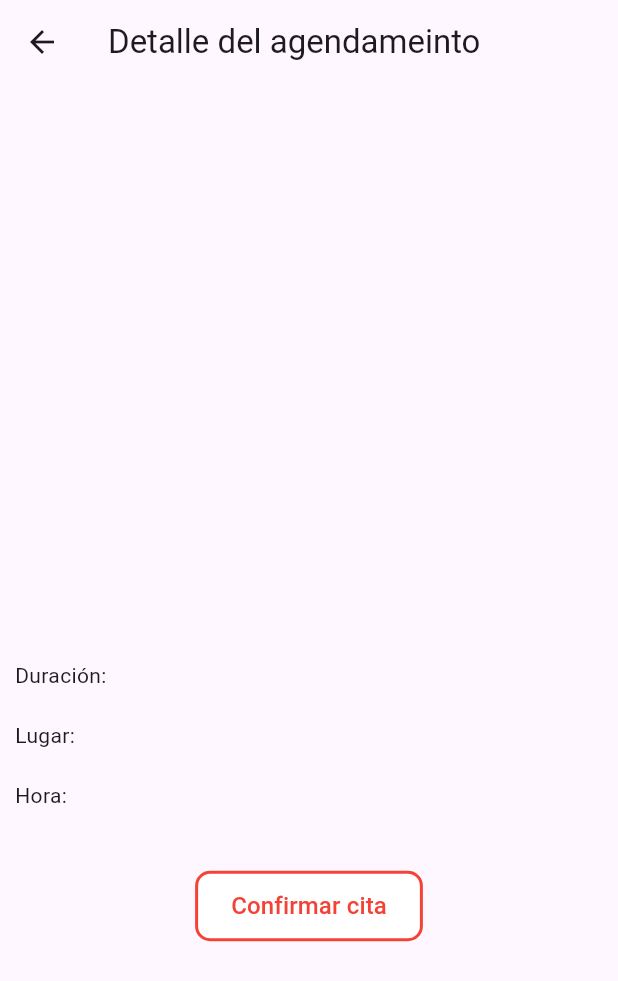
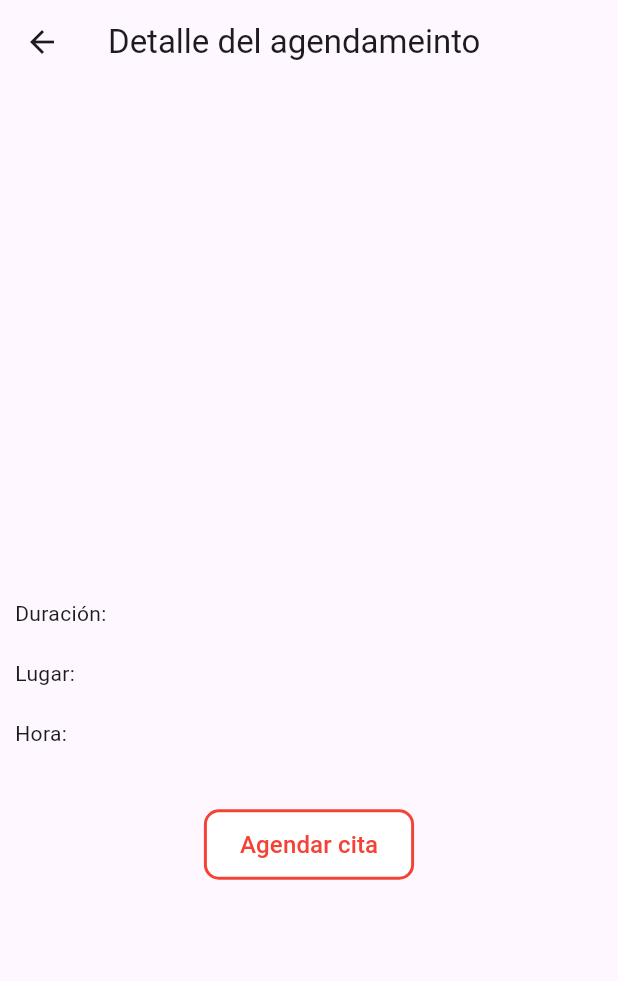
Before and after one commit to judagonsa/ekilibra_spa, a Flutter app: the DetailQuote screen opened directly with empty values, on a phone screen of 412 x 824 dp. Shown: the top 981 px of the screen. Run offline on Flutter 3.47's test engine with Material 3 defaults, Android fonts, the phone set to English and light mode, and no system bars; drawn by our look-alikes of card_swiper; our stand-ins replace dartz, flutter_bloc, freezed_annotation, get_it, go_router, image_picker and 1 more; accounts and stored records are empty; network calls fail.

Commit message:
Open detail quote from home

```diff
--- a/lib/app/pages/DetailQuote/pages/detail_quote.dart
+++ b/lib/app/pages/DetailQuote/pages/detail_quote.dart
@@ -3,6 +3,7 @@ import 'package:ekilibra_spa/app/config/helpers/button_helpers.dart';
 import 'package:ekilibra_spa/app/config/helpers/popup_helpers.dart';
 import 'package:ekilibra_spa/app/config/helpers/texts.dart';
 import 'package:ekilibra_spa/app/config/service_locator/service_locator.dart';
+import 'package:ekilibra_spa/app/pages/home/model_service/service.dart';
 import 'package:ekilibra_spa/app/pages/home/pages/home_page.dart';
 import 'package:ekilibra_spa/app/pages/quote/bloc/quote_bloc.dart';
 import 'package:ekilibra_spa/app/pages/quote/model/quote.dart';
@@ -14,8 +15,13 @@ import 'package:go_router/go_router.dart';
 class DetailQuote extends StatefulWidget {
   static const name = '/detail_quote';
   final Quote quote;
+  final Service? service;
 
-  const DetailQuote({super.key, required this.quote});
+  const DetailQuote({
+    super.key,
+    required this.quote,
+    this.service,
+  });
 
   @override
   State<DetailQuote> createState() => _DetailQuoteState();
@@ -23,6 +29,7 @@ class DetailQuote extends StatefulWidget {
 
 class _DetailQuoteState extends State<DetailQuote> {
   late Quote quote = widget.quote;
+  late Service? service = widget.service ?? widget.quote.service;
   late QuoteBloc quoteBloc;
   @override
   Widget build(BuildContext context) {
@@ -53,9 +60,9 @@ class _DetailQuoteState extends State<DetailQuote> {
             child: Column(
               crossAxisAlignment: CrossAxisAlignment.start,
               children: [
-                if (quote.service?.images != null)
+                if (service?.images != null)
                   Banners(
-                    images: quote.service!.images!,
+                    images: service!.images!,
                   ),
                 Padding(
                   padding: const EdgeInsets.all(10),
@@ -64,35 +71,41 @@ class _DetailQuoteState extends State<DetailQuote> {
                     children: [
                       Padding(
                         padding: const EdgeInsets.symmetric(vertical: 10),
-                        child: Text(quote.service?.title ?? ''),
+                        child: Text(service?.title ?? ''),
                       ),
                       Padding(
                         padding: const EdgeInsets.symmetric(vertical: 10),
-                        child: Text(quote.service?.description ?? ''),
+                        child: Text(service?.description ?? ''),
+                      ),
+                      if (service?.phrase != null &&
+                          service?.phrase?.isNotEmpty == true)
+                        //TODO: dejar bien bonita la frase, en un recuadro o algo
+                        Padding(
+                          padding: const EdgeInsets.symmetric(vertical: 10),
+                          child: Text(service?.phrase ?? ''),
                         ),
                       Padding(
                         padding: const EdgeInsets.symmetric(vertical: 10),
-                        child: Text(quote.service?.phrase ?? ''),
-                      ),
-                      Padding(
-                        padding: const EdgeInsets.symmetric(vertical: 10),
-                        child: Text(quote.service?.observation ?? ''),
+                        child: Text(service?.observation ?? ''),
                       ),
                       Padding(
                         padding: const EdgeInsets.symmetric(vertical: 10),
                         child: Text(
-                            '${Texts.duration}: ${quote.service?.duration ?? ''}'),
+                            '${Texts.duration}: ${service?.duration ?? ''}'),
                       ),
+                      if (quote.place != null)
                         Padding(
                           padding: const EdgeInsets.symmetric(vertical: 10),
                           child: Text("${Texts.place}: ${quote.place}"),
                           //TODO: botón de cómo llegar o dirección
                         ),
+                      if (quote.hour != null)
                         Padding(
                           padding: const EdgeInsets.symmetric(vertical: 10),
-                        child: Text('${Texts.hour}: ${quote.hour ?? ''}'),
+                          child: Text('${Texts.hour}: ${quote.hour}'),
                         ),
-                      if (quote.observation?.isNotEmpty == true)
+                      if (quote.observation != null &&
+                          quote.observation?.isNotEmpty == true)
                         Padding(
                           padding: const EdgeInsets.symmetric(vertical: 10),
                           child: Text(quote.observation!),
@@ -121,7 +134,7 @@ class _DetailQuoteState extends State<DetailQuote> {
                       child: Padding(
                         padding: const EdgeInsets.symmetric(vertical: 12),
                         child: Text(
-                          Texts.confirmQuote,
+                          service != null ? 'Agendar cita' : Texts.confirmQuote,
                           style: const TextStyle(fontSize: 16),
                         ),
                       ),
--- a/lib/app/pages/home/pages/home_page.dart
+++ b/lib/app/pages/home/pages/home_page.dart
@@ -1,7 +1,9 @@
 import 'package:ekilibra_spa/app/config/helpers/texts.dart';
 import 'package:ekilibra_spa/app/config/service_locator/service_locator.dart';
+import 'package:ekilibra_spa/app/pages/DetailQuote/pages/detail_quote.dart';
 import 'package:ekilibra_spa/app/pages/home/bloc/home_bloc.dart';
 import 'package:ekilibra_spa/app/pages/pages.dart';
+import 'package:ekilibra_spa/app/pages/quote/model/quote.dart';
 import 'package:ekilibra_spa/app/pages/quote/pages/quote_page.dart';
 import 'package:ekilibra_spa/app/widgets/banners/banners.dart';
 import 'package:flutter/material.dart';
@@ -42,7 +44,9 @@ class _HomePageState extends State<HomePage> {
           ),
         ],
         leading: IconButton(
-          onPressed: () {},
+          onPressed: () {
+            //TODO: abrir menú lateral
+          },
           icon: const Icon(
             Icons.menu,
             color: Colors.purple,
@@ -61,6 +65,16 @@ class _HomePageState extends State<HomePage> {
                     images: state.services!
                         .map((service) => service.images![0])
                         .toList(),
+                    onTap: (index) {
+                      context.push(
+                        DetailQuote.name,
+                        extra: {
+                          'quote': Quote(
+                            service: state.services![index],
+                          ),
+                        },
+                      );
+                    },
                   ),
                 ),
               ElevatedButton(
--- a/lib/app/widgets/banners/banners.dart
+++ b/lib/app/widgets/banners/banners.dart
@@ -2,22 +2,30 @@ import 'package:card_swiper/card_swiper.dart';
 import 'package:flutter/material.dart';
 
 class Banners extends StatelessWidget {
-  const Banners({super.key, required this.images});
+  const Banners({
+    super.key,
+    required this.images,
+    this.onTap,
+  });
 
   final List<String> images;
+  final Function(int)? onTap;
 
   @override
   Widget build(BuildContext context) {
     return SizedBox(
       height: 200,
       child: Swiper(
+        onTap: onTap,
         viewportFraction: 0.8,
         scale: 0.9,
         loop: false,
         autoplay: true,
         itemCount: images.length,
         itemBuilder: (context, index) {
-          return _Slide(image: images[index]);
+          return _Slide(
+            image: images[index],
+          );
         },
       ),
     );
@@ -39,7 +47,7 @@ class _Slide extends StatelessWidget {
         BoxShadow(
           color: Colors.black45,
           blurRadius: 10,
-          offset: Offset(0, 8), // Cambia la posición de la sombra
+          offset: Offset(0, 8),
         ),
       ],
     );
```
Lines whose indentation alone changed are shown as unchanged.
